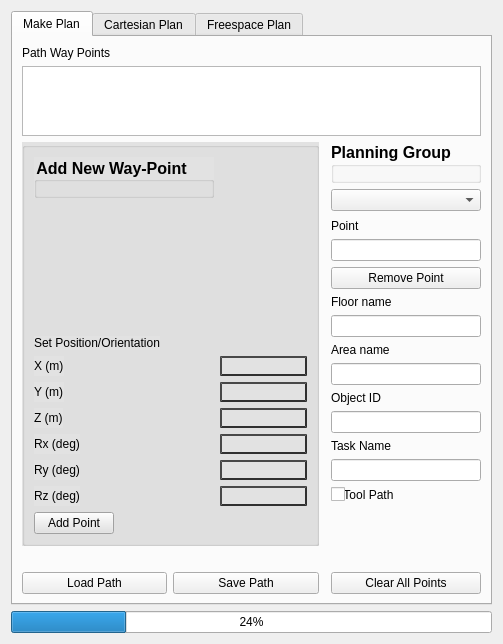
peanut-robotics/fermi, file moveit_cartesian_plan_plugin/src/widgets/path_planning_widget.ui: the form before one commit.
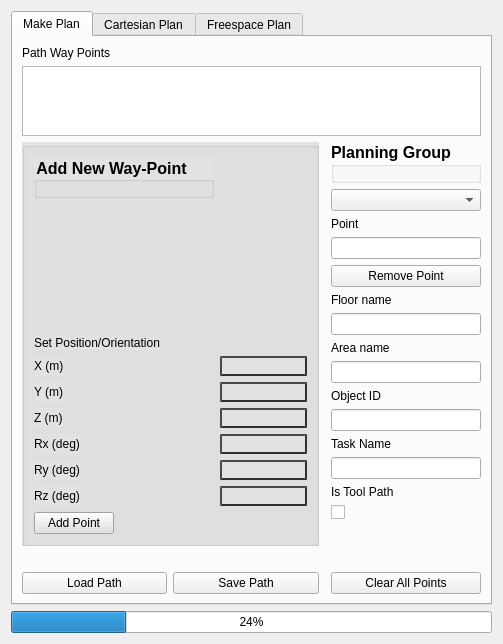
The form after the commit.

Commit message: Finish adding option to load and save tool path

```diff
--- a/moveit_cartesian_plan_plugin/src/widgets/path_planning_widget.ui
+++ b/moveit_cartesian_plan_plugin/src/widgets/path_planning_widget.ui
@@ -140,17 +140,17 @@
 									<item row="17" column="0">
 										<widget class="QLineEdit" name="task_name_line_edit"/>
 									</item>
-									<item>
-										<widget class="QLabel" name="task_name_label">
+									<item row="18" column="0">
+										<widget class="QLabel" name="istoolpath_label">
 											<property name="text">
 												<string>Is Tool Path</string>
 											</property>
 										</widget>
 									</item>
-									<item row="18" column="0">
-										<widget class="QCheckBox" name="chk_istoolpath"></widget>
-									</item>
 									<item row="19" column="0">
+										<widget class="QCheckBox" name="chk_istoolpath"></widget>
+									</item>
+									<item row="20" column="0">
 										<spacer name="verticalSpacer_3">
 											<property name="orientation">
 												<enum>Qt::Vertical</enum>
@@ -163,7 +163,7 @@
 											</property>
 										</spacer>
 									</item>
-									<item row="20" column="0">
+									<item row="21" column="0">
 										<spacer name="verticalSpacer_2">
 											<property name="orientation">
 												<enum>Qt::Vertical</enum>
```
The commit also changes 3 other files.
